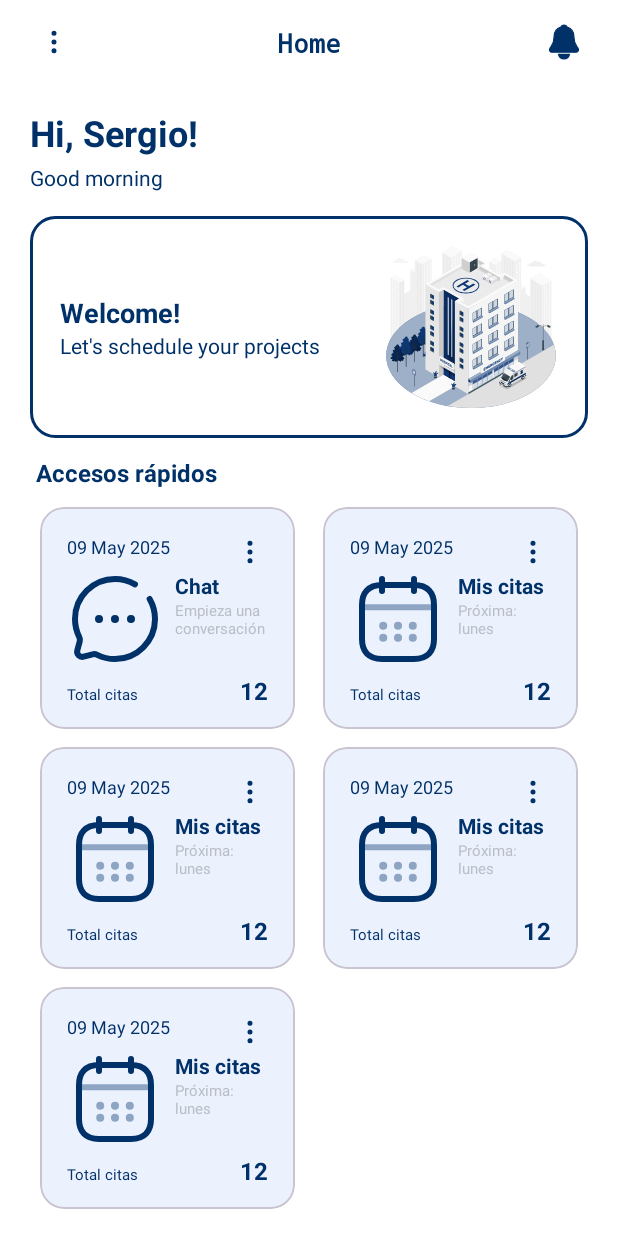
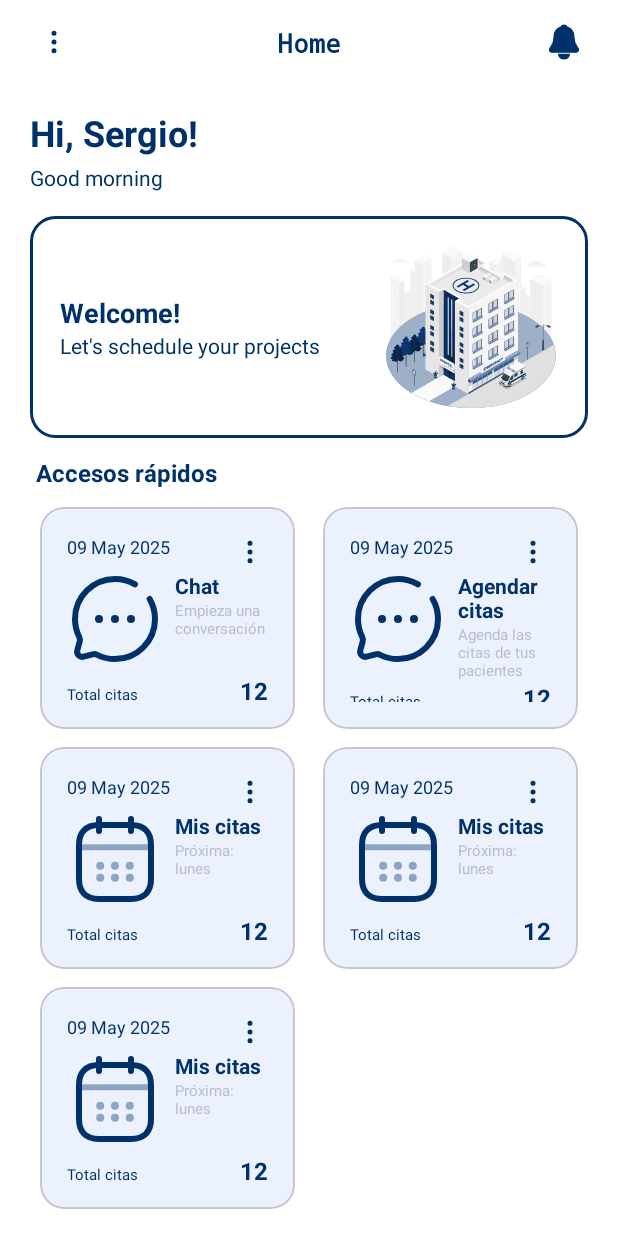
Before and after one commit to saulrecinos666/mediQuickFrontend, an Android app: the HomeActivity screen opened directly, with no data from a screen before it, on a phone screen of 412 x 824 dp. Run offline under Robolectric (Android 15) with nearby library versions, the phone set to English and light mode, and no system bars; Roboto replaces fonts that are not available here; 2 statements that could not run were skipped.

Commit message:
Adds AdminAcceptAppointmentsActivity and integrates it into HomeActivity
- Declares `AdminAcceptAppointmentsActivity` in `AndroidManifest.xml`.
- In `HomeActivity`, adds a new quick access card (`card2`) that navigates to `AdminAcceptAppointmentsActivity`.
- Configures the new card with the title "Agendar citas" and subtitle "Agenda las citas de tus pacientes".
- Sets an icon for the new card (`R.drawable.chat_round_dots`).

```diff
--- a/app/src/main/AndroidManifest.xml
+++ b/app/src/main/AndroidManifest.xml
@@ -28,7 +28,9 @@
         <meta-data
             android:name="com.google.firebase.messaging.default_notification_channel_id"
             android:value="default_channel" />
-
+        <activity
+            android:name=".ui.activities.AdminAcceptAppointmentsActivity"
+            android:exported="false" />
 <!--        <activity-->
 <!--            android:name=".ui.activities.MainChatActivity"-->
 <!--            android:exported="false" />-->
--- a/app/src/main/java/com/example/mediquick/ui/activities/HomeActivity.java
+++ b/app/src/main/java/com/example/mediquick/ui/activities/HomeActivity.java
@@ -74,6 +74,13 @@
                 "Empieza una conversación",
                 R.drawable.chat_round_dots,
                 ChatListActivity.class
+        );
+        setupQuickCard(
+                R.id.card2,
+                "Agendar citas",
+                "Agenda las citas de tus pacientes",
+                R.drawable.chat_round_dots,
+                AdminAcceptAppointmentsActivity.class
         );
 
         // Puedes agregar más tarjetas reutilizando setupQuickCard
```
